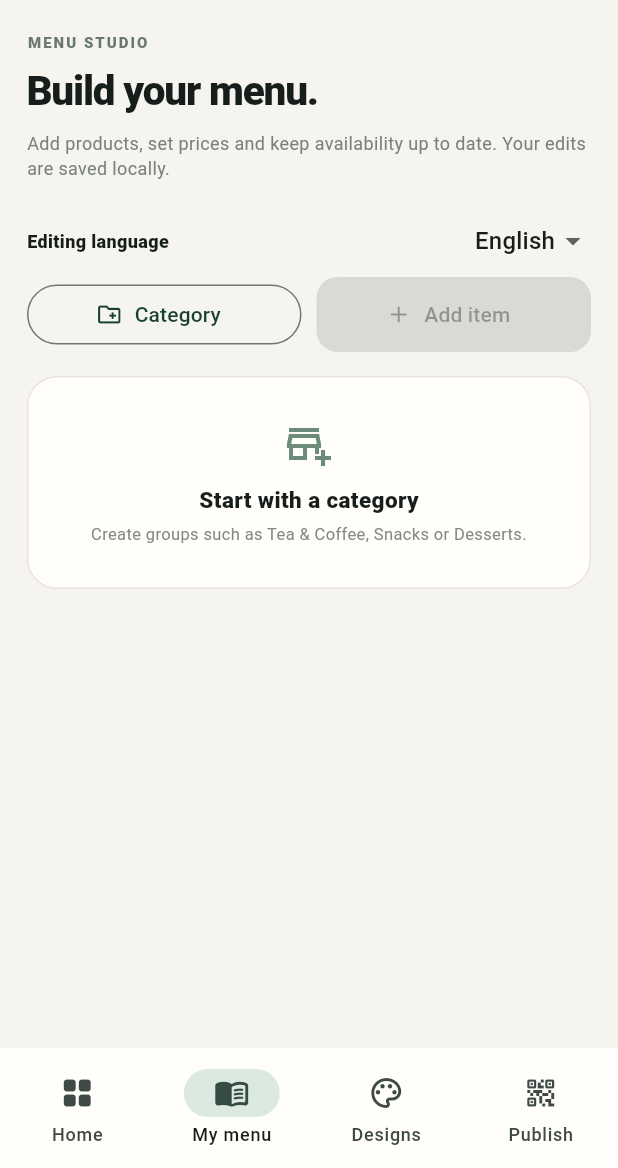
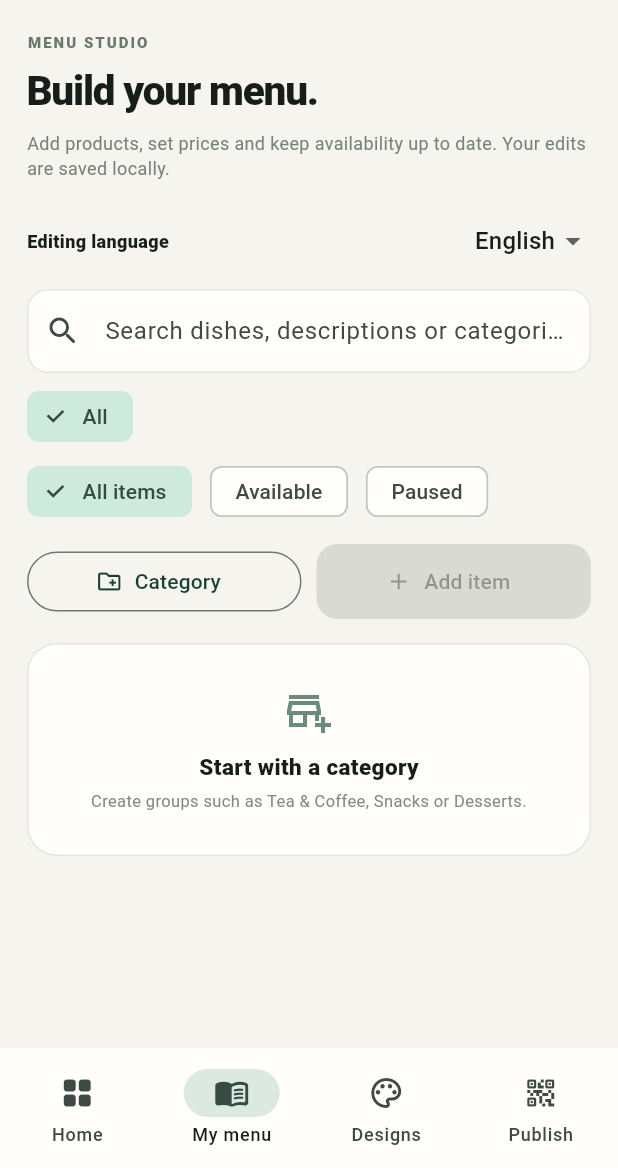
Before and after one commit to chandravadiyaDeep/menucard, a Flutter app: the screen it shows after launch, item 2 of the bottom bar chosen, on a phone screen of 412 x 824 dp, the part 68-1236 px from its top. Run offline on Flutter 3.47's test engine with Material 3 defaults, Android fonts, the phone set to English and light mode, and no system bars; our stand-ins replace file_picker, image_picker, material_ui, qr_flutter, share_plus.

Commit message:
feat: add menu search filters and customer preview entry

```diff
--- a/app/lib/features/home/home_screen.dart
+++ b/app/lib/features/home/home_screen.dart
@@ -1,4 +1,7 @@
 import 'dart:io';
+import 'package:flutter/services.dart';
+
+import 'customer_menu_preview_screen.dart';
 
 import 'package:file_picker/file_picker.dart';
 import 'package:material_ui/material_ui.dart';
@@ -27,6 +30,10 @@ class _HomeScreenState extends State<HomeScreen> {
   late final TextEditingController _urlController;
   bool _isExporting = false;
   String _templateLayoutFilter = 'All';
+  String _menuSearch = '';
+  String _availabilityFilter = 'all';
+  String _categoryFilter = 'all';
+  late final TextEditingController _searchController;
 
   MenuDocument get _document => widget.repository.document;
 
@@ -35,11 +42,13 @@ class _HomeScreenState extends State<HomeScreen> {
     super.initState();
     _locale = _document.defaultLocale;
     _urlController = TextEditingController(text: _document.publishedUrl ?? '');
+    _searchController = TextEditingController();
   }
 
   @override
   void dispose() {
     _urlController.dispose();
+    _searchController.dispose();
     super.dispose();
   }
 
@@ -456,6 +465,38 @@ class _HomeScreenState extends State<HomeScreen> {
             onChanged: (value) => setState(() => _locale = value ?? 'en'),
           ),
         ]),
+        const SizedBox(height: 8),
+        TextField(
+          controller: _searchController,
+          onChanged: (value) => setState(() => _menuSearch = value.trim().toLowerCase()),
+          decoration: InputDecoration(
+            hintText: 'Search dishes, descriptions or categories',
+            prefixIcon: const Icon(Icons.search_rounded),
+            suffixIcon: _menuSearch.isEmpty ? null : IconButton(
+              tooltip: 'Clear search',
+              onPressed: () { _searchController.clear(); setState(() => _menuSearch = ''); },
+              icon: const Icon(Icons.close_rounded),
+            ),
+          ),
+        ),
+        const SizedBox(height: 9),
+        SingleChildScrollView(
+          scrollDirection: Axis.horizontal,
+          child: Row(children: [
+            _menuFilterChip('All', 'all', _categoryFilter == 'all', () => setState(() => _categoryFilter = 'all')),
+            for (final category in categories)
+              _menuFilterChip(category.titleFor(_locale, document.defaultLocale), category.id, _categoryFilter == category.id, () => setState(() => _categoryFilter = category.id)),
+          ]),
+        ),
+        const SizedBox(height: 5),
+        Row(children: [
+          _menuFilterChip('All items', 'all', _availabilityFilter == 'all', () => setState(() => _availabilityFilter = 'all')),
+          const SizedBox(width: 6),
+          _menuFilterChip('Available', 'available', _availabilityFilter == 'available', () => setState(() => _availabilityFilter = 'available')),
+          const SizedBox(width: 6),
+          _menuFilterChip('Paused', 'unavailable', _availabilityFilter == 'unavailable', () => setState(() => _availabilityFilter = 'unavailable')),
+        ]),
+        const SizedBox(height: 10),
         Row(children: [
           Expanded(child: OutlinedButton.icon(onPressed: _showCategoryDialog, icon: const Icon(Icons.create_new_folder_outlined), label: const Text('Category'))),
           const SizedBox(width: 10),
@@ -464,13 +505,42 @@ class _HomeScreenState extends State<HomeScreen> {
         const SizedBox(height: 16),
         if (categories.isEmpty)
           _emptyCard(Icons.add_business_outlined, 'Start with a category', 'Create groups such as Tea & Coffee, Snacks or Desserts.')
-        else
-          ...categories.map((category) => _categoryEditorCard(category, document)),
+        else ...[
+          for (final category in categories.where((entry) => _categoryFilter == 'all' || entry.id == _categoryFilter))
+            if (_filteredItems(category, document).isNotEmpty || (_menuSearch.isEmpty && _availabilityFilter == 'all'))
+              _categoryEditorCard(category, document, visibleItems: _filteredItems(category, document)),
+          if (!categories.any((entry) => (_categoryFilter == 'all' || entry.id == _categoryFilter) && _filteredItems(entry, document).isNotEmpty))
+            _emptyCard(Icons.search_off_rounded, 'No matching menu items', 'Try another search or change the filters.'),
+        ],
       ],
     );
   }
 
-  Widget _categoryEditorCard(MenuCategory category, MenuDocument document) {
+  // Match all saved translations so owners can find an item even while editing another language.
+  List<MenuItem> _filteredItems(MenuCategory category, MenuDocument document) {
+    return category.items.where((item) {
+      final matchesAvailability = _availabilityFilter == 'all' ||
+          (_availabilityFilter == 'available' && item.available) ||
+          (_availabilityFilter == 'unavailable' && !item.available);
+      final searchable = [
+        ...item.translations.values.expand((values) => values.values),
+        ...category.translations.values.expand((values) => values.values),
+      ].join(' ').toLowerCase();
+      return matchesAvailability && (_menuSearch.isEmpty || searchable.contains(_menuSearch));
+    }).toList();
+  }
+
+  Widget _menuFilterChip(String label, String value, bool selected, VoidCallback onTap) => Padding(
+        padding: const EdgeInsets.only(right: 6, bottom: 5),
+        child: ChoiceChip(
+          label: Text(label, overflow: TextOverflow.ellipsis),
+          selected: selected,
+          onSelected: (_) => onTap(),
+          visualDensity: VisualDensity.compact,
+        ),
+      );
+
+  Widget _categoryEditorCard(MenuCategory category, MenuDocument document, {List<MenuItem>? visibleItems}) {
     final title = category.titleFor(_locale, document.defaultLocale);
     return Container(
       margin: const EdgeInsets.only(bottom: 13),
@@ -483,7 +553,7 @@ class _HomeScreenState extends State<HomeScreen> {
             const SizedBox(width: 10),
             Expanded(child: Column(crossAxisAlignment: CrossAxisAlignment.start, children: [
               Text(title.isEmpty ? 'Untitled category' : title, style: const TextStyle(fontSize: 15, fontWeight: FontWeight.w900)),
-              Text('${category.items.length} items', style: const TextStyle(fontSize: 10, color: Color(0xFF7B857E))),
+              Text('${visibleItems?.length ?? category.items.length} items', style: const TextStyle(fontSize: 10, color: Color(0xFF7B857E))),
             ])),
             IconButton(tooltip: 'Edit category', onPressed: () => _showCategoryDialog(category: category), icon: const Icon(Icons.edit_outlined, size: 18)),
             PopupMenuButton<String>(
@@ -496,7 +566,7 @@ class _HomeScreenState extends State<HomeScreen> {
             ),
           ]),
           if (category.items.isNotEmpty) const Divider(height: 18),
-          ...category.items.map((item) => _itemRow(item, document)),
+          ...(visibleItems ?? category.items).map((item) => _itemRow(item, document)),
         ],
       ),
     );
@@ -533,7 +603,7 @@ class _HomeScreenState extends State<HomeScreen> {
                   _showItemDialog(item: item);
                 }
                 if (value == 'delete') {
-                  await widget.repository.deleteItem(item.id);
+                  await _deleteItem(item);
                 }
                 if (value == 'toggle') {
                   await widget.repository.setItemAvailability(item.id, !item.available);
@@ -565,6 +635,12 @@ class _HomeScreenState extends State<HomeScreen> {
         const Text('READY-MADE MENU LIBRARY', style: TextStyle(fontSize: 10, letterSpacing: 1.35, fontWeight: FontWeight.w900, color: Color(0xFF6B786F))),
         const SizedBox(height: 7),
         const Text('Your menu. A design you love.', style: TextStyle(fontSize: 27, fontWeight: FontWeight.w900, letterSpacing: -.8)),
+        const SizedBox(height: 7),
+        OutlinedButton.icon(
+          onPressed: _openCustomerPreview,
+          icon: const Icon(Icons.phone_iphone_rounded),
+          label: const Text('Preview full customer menu'),
+        ),
         const SizedBox(height: 7),
         Text('${MenuTemplateCatalog.all.length} ready-made designs. Your shop name, dishes and prices flow into every template automatically.',
             style: const TextStyle(color: Color(0xFF78827B), height: 1.5, fontSize: 12)),
@@ -705,6 +781,16 @@ class _HomeScreenState extends State<HomeScreen> {
         decoration: BoxDecoration(color: accent.withValues(alpha: .55), borderRadius: BorderRadius.circular(6)),
         child: Icon(Icons.restaurant_rounded, color: accent.computeLuminance() > .5 ? const Color(0xFF4B514C) : Colors.white, size: 16),
       );
+
+  Future<void> _openCustomerPreview() async {
+    if (_document.shop.name.values.every((value) => value.trim().isEmpty)) {
+      _message('Add your shop name before previewing the customer menu.');
+      return;
+    }
+    await Navigator.of(context).push(MaterialPageRoute<void>(
+      builder: (_) => CustomerMenuPreviewScreen(document: _document.copy()),
+    ));
+  }
 
   Future<void> _selectTemplate(MenuTemplate template) async {
     if (template.id == _document.templateId && _document.templateSelected) { return; }
@@ -965,6 +1051,32 @@ class _HomeScreenState extends State<HomeScreen> {
     }
   }
 
+  Future<void> _deleteItem(MenuItem item) async {
+    final approved = await showDialog<bool>(
+      context: context,
+      builder: (dialogContext) => AlertDialog(
+        title: const Text('Delete this menu item?'),
+        content: Text('“${item.nameFor(_locale, _document.defaultLocale)}” will be removed from your saved menu.'),
+        actions: [
+          TextButton(onPressed: () => Navigator.pop(dialogContext, false), child: const Text('Cancel')),
+          FilledButton(
+            onPressed: () => Navigator.pop(dialogContext, true),
+            style: FilledButton.styleFrom(backgroundColor: const Color(0xFF9B4A36)),
+            child: const Text('Delete item'),
+          ),
+        ],
+      ),
+    );
+    if (approved == true) {
+      try {
+        await widget.repository.deleteItem(item.id);
+        if (mounted) _message('Menu item deleted.');
+      } catch (error) {
+        _message(_cleanError(error));
+      }
+    }
+  }
+
   Future<void> _showItemDialog({MenuItem? item}) async {
     final document = _document;
     if (document.categories.isEmpty) {
@@ -990,7 +1102,12 @@ class _HomeScreenState extends State<HomeScreen> {
           const SizedBox(height: 10),
           TextField(controller: description, maxLines: 2, decoration: InputDecoration(labelText: 'Description (${_locale.toUpperCase()})')),
           const SizedBox(height: 10),
-          TextField(controller: price, keyboardType: const TextInputType.numberWithOptions(decimal: true), decoration: const InputDecoration(labelText: 'Price in ₹')),
+          TextField(
+            controller: price,
+            keyboardType: const TextInputType.numberWithOptions(decimal: true),
+            inputFormatters: [FilteringTextInputFormatter.allow(RegExp(r'^\\d*\\.?\\d{0,2}'))],
+            decoration: const InputDecoration(labelText: 'Price in ₹', prefixText: '₹ ', helperText: 'Use up to 2 decimal places'),
+          ),
           const SizedBox(height: 10),
           DropdownButtonFormField<String>(
             initialValue: categoryId,
@@ -1034,7 +1151,7 @@ class _HomeScreenState extends State<HomeScreen> {
           TextButton(onPressed: () => Navigator.pop(dialogContext), child: const Text('Cancel')),
           FilledButton(onPressed: () {
             final parsed = double.tryParse(price.text.trim().replaceAll(',', '.'));
-            if (name.text.trim().isEmpty || parsed == null || !parsed.isFinite || parsed < 0) {
+            if (name.text.trim().isEmpty || parsed == null || !parsed.isFinite || parsed < 0 || price.text.trim().isEmpty) {
               _message('Enter an item name and a valid non-negative price.');
               return;
             }
```
